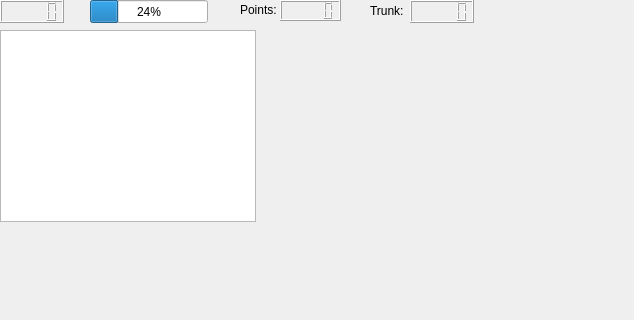
Before: the Qt Designer form Game/windows/mainwindow.ui in PartaJere/Titta-ja-Jere, drawn with Qt 5; both pictures show x 0 to 634 and y 0 to 320 of the 1151 by 626 pixel window.
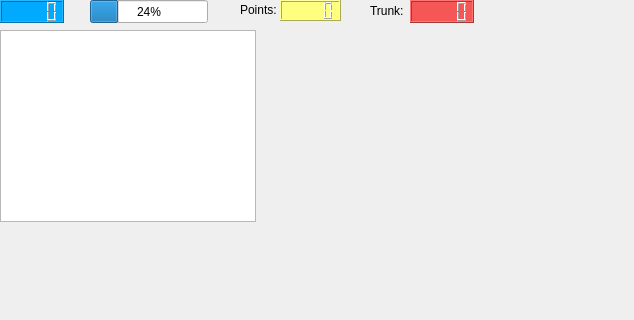
After: the same form once the commit is applied.

Commit message: Change color of counter

```diff
--- a/Game/windows/mainwindow.ui
+++ b/Game/windows/mainwindow.ui
@@ -64,6 +64,9 @@
       <height>23</height>
      </rect>
     </property>
+    <property name="styleSheet">
+     <string notr="true">QLCDNumber{color:rgb(85, 85, 255);background-color:rgb(0, 170, 255);}</string>
+    </property>
    </widget>
    <widget class="QProgressBar" name="hpBar">
     <property name="geometry">
@@ -100,6 +103,9 @@
       <height>21</height>
      </rect>
     </property>
+    <property name="styleSheet">
+     <string notr="true">QLCDNumber{color:rgb(85, 85, 255);background-color:rgb(255, 255, 127)}</string>
+    </property>
    </widget>
    <widget class="QLCDNumber" name="trunk">
     <property name="geometry">
@@ -110,6 +116,9 @@
       <height>23</height>
      </rect>
     </property>
+    <property name="styleSheet">
+     <string notr="true">QLCDNumber{color:rgb(85, 85, 255);background-color:rgb(245, 86, 86);}</string>
+    </property>
    </widget>
    <widget class="QLabel" name="label_2">
     <property name="geometry">
```
